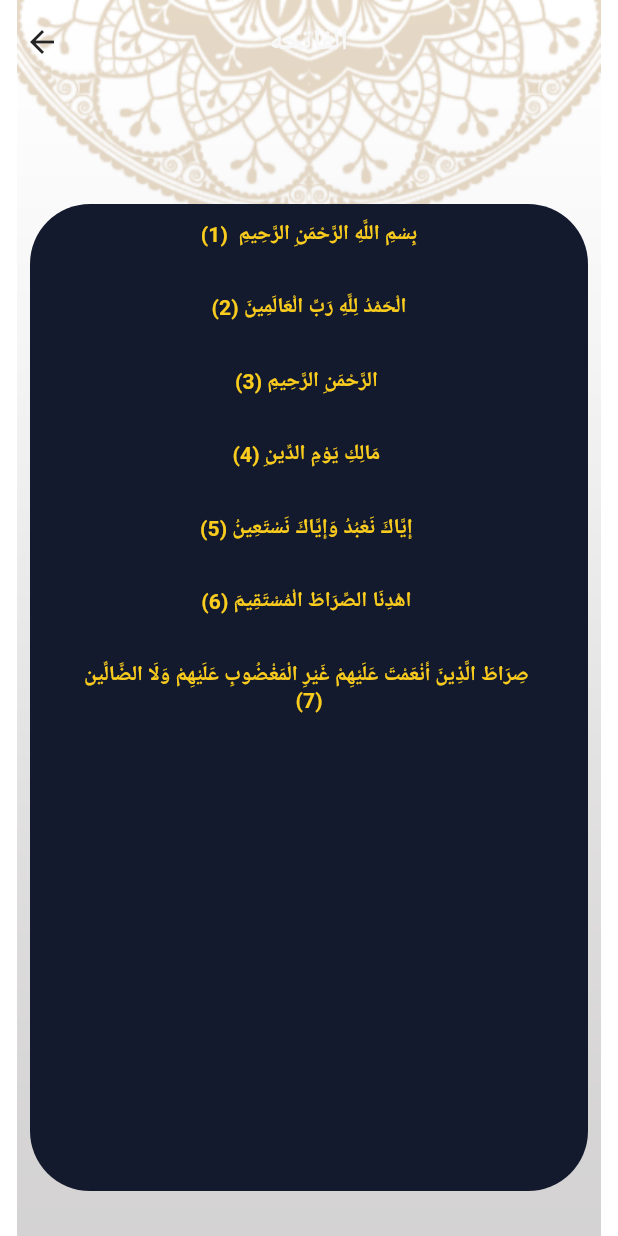
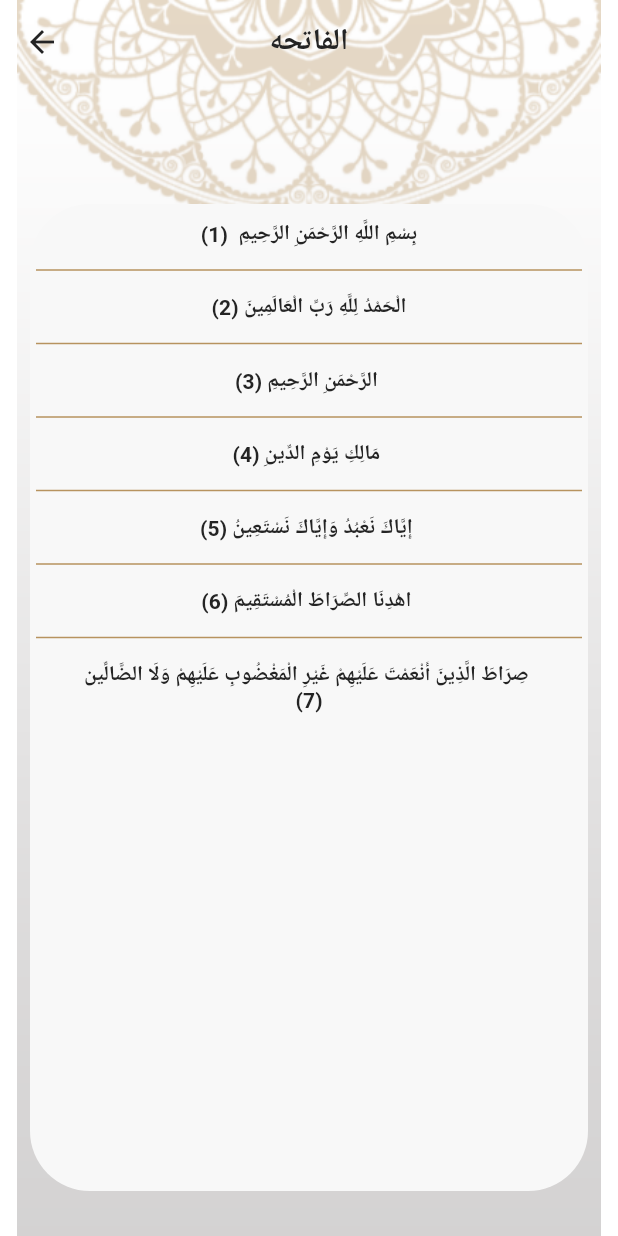
Before and after one commit to MahaMansour12/islami_app, a Flutter app: the screen it shows after launch, after a tap on "الفاتحه", on a phone screen of 412 x 824 dp. Run offline on Flutter 3.47's test engine with Material 2 defaults, Android fonts, the phone set to English and light mode, and no system bars.

Commit message:
add setting have light mode and dark mode

```diff
--- a/lib/Mythem.dart
+++ b/lib/Mythem.dart
@@ -7,6 +7,13 @@ class Mytheme {
   static const Color blackColor = Color(0xff242424);
   static const Color yollowColor = Color(0xffFACC1D);
   static ThemeData lighttheme = ThemeData(
+    bottomSheetTheme: BottomSheetThemeData(
+        backgroundColor: wihteColor,
+        shape: RoundedRectangleBorder(
+            borderRadius: BorderRadius.only(
+          topRight: Radius.circular(20),
+          topLeft: Radius.circular(20),
+        ))),
     cardColor: wihteColor,
     accentColor: primeLigth,
     primaryColor: primeLigth,
@@ -37,8 +44,15 @@ class Mytheme {
       unselectedItemColor: wihteColor,
       showUnselectedLabels: false,
       showSelectedLabels: true,
-      ));
+    ),
+  );
   static ThemeData darkTheme = ThemeData(
+      bottomSheetTheme: BottomSheetThemeData(
+        backgroundColor: primeDark,
+        shape: RoundedRectangleBorder(
+            borderRadius: BorderRadius.only(
+                topRight: Radius.circular(20), topLeft: Radius.circular(20))),
+      ),
       cardColor: primeDark,
       accentColor: yollowColor,
       primaryColor: primeDark,
@@ -50,9 +64,7 @@ class Mytheme {
       scaffoldBackgroundColor: Colors.transparent,
       textTheme: TextTheme(
         headline6: TextStyle(
-          color: wihteColor,
-          fontWeight: FontWeight.w600,
-        ),
+            color: wihteColor, fontWeight: FontWeight.w600, fontSize: 20),
         headline5: TextStyle(
           color: wihteColor,
           fontWeight: FontWeight.w600,
--- a/lib/home/home_screen.dart
+++ b/lib/home/home_screen.dart
@@ -4,6 +4,7 @@ import 'package:islamii/home/hadith/hadith.dart';
 import 'package:islamii/home/quran/quran_tap.dart';
 import 'package:islamii/home/radio/radio.dart';
 import 'package:islamii/home/sebha/sebha.dart';
+import 'package:islamii/home/setting/setting_tap.dart';
 
 class home_screen extends StatefulWidget {
   static const String routName = "home_screen";
@@ -69,6 +70,10 @@ class _home_screenState extends State<home_screen> {
                         AssetImage('asstes/imges/radio.png'),
                       ),
                       label: "Radio",
+                    ),
+                    BottomNavigationBarItem(
+                      icon: Icon(Icons.settings),
+                      label: "Settings",
                     )
                   ],
                 ),
@@ -81,5 +86,6 @@ class _home_screenState extends State<home_screen> {
     hadith_Tap(),
     sebha_Tap(),
     raduo_Tap(),
+    setting_tap(),
   ];
 }
--- a/lib/main.dart
+++ b/lib/main.dart
@@ -22,7 +22,7 @@ class islami_app extends StatelessWidget {
         Contant_Hadith.routNme: (_) => Contant_Hadith()
       },
       initialRoute: home_screen.routName,
-      theme: Mytheme.darkTheme,
+      theme: Mytheme.lighttheme,
       themeMode: ThemeMode.dark,
     );
   }
```
Also changed, not shown: lib/home/setting/setting_dget.dart (added, +59 -0 lines), lib/home/setting/setting_tap.dart (added, +71 -0 lines). Lines whose indentation alone changed are shown as unchanged.
